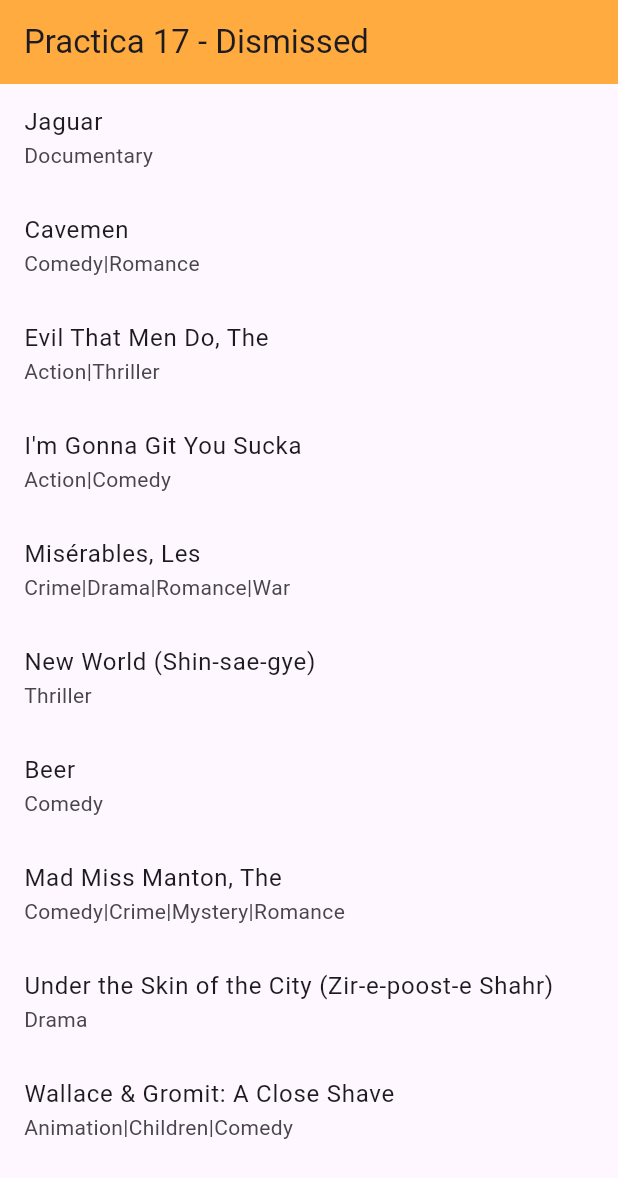
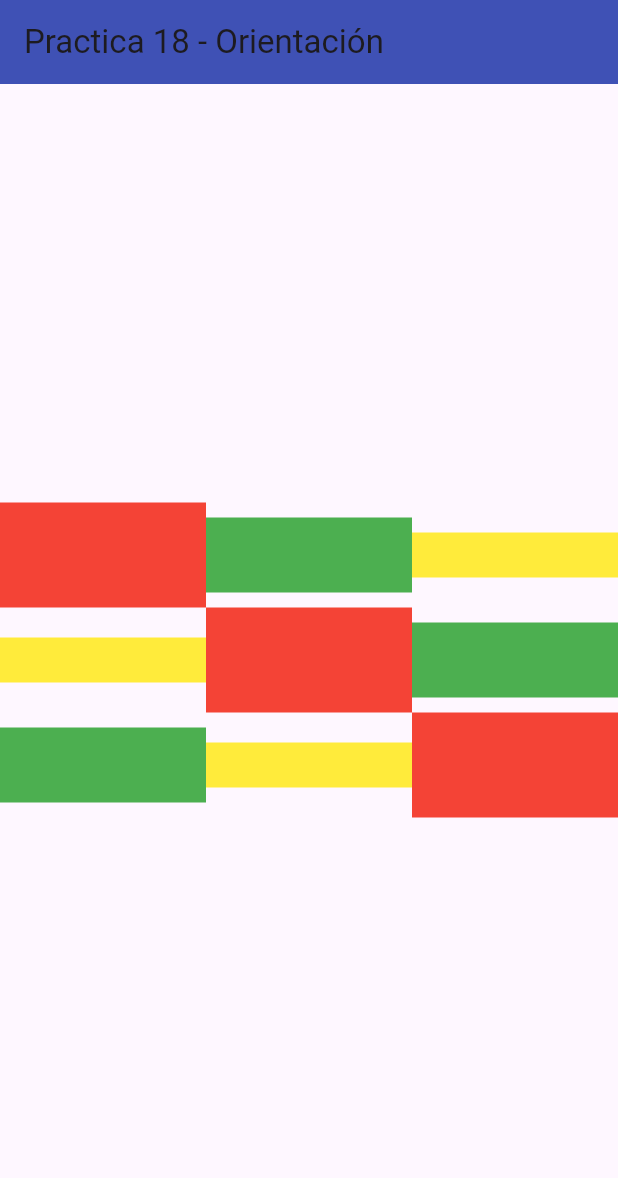
Before and after one commit to JonaPadilla22/computoNube_Padilla, a Flutter app: the screen it shows after launch, on a phone screen of 412 x 824 dp. Shown: the top 1178 px of the screen. Run offline on Flutter 3.47's test engine with Material 3 defaults, Android fonts, the phone set to English and light mode, and no system bars; drawn by our look-alikes of flutter_slidable.

Commit message:
practica_18

```diff
--- a/lib/data/movies.dart
+++ /dev/null
@@ -1,10 +0,0 @@
-final List<Map<String, dynamic>> movies = [{"id":1,"title_name":"Jaguar","Genres":"Documentary","image":"http://dummyimage.com/250x106.png/dddddd/000000"},
-{"id":2,"title_name":"Cavemen","Genres":"Comedy|Romance","image":"http://dummyimage.com/199x194.png/dddddd/000000"},
-{"id":3,"title_name":"Evil That Men Do, The","Genres":"Action|Thriller","image":"http://dummyimage.com/194x242.png/cc0000/ffffff"},
-{"id":4,"title_name":"I'm Gonna Git You Sucka","Genres":"Action|Comedy","image":"http://dummyimage.com/138x214.png/cc0000/ffffff"},
-{"id":5,"title_name":"Misérables, Les","Genres":"Crime|Drama|Romance|War","image":"http://dummyimage.com/136x213.png/cc0000/ffffff"},
-{"id":6,"title_name":"New World (Shin-sae-gye)","Genres":"Thriller","image":"http://dummyimage.com/170x137.png/ff4444/ffffff"},
-{"id":7,"title_name":"Beer","Genres":"Comedy","image":"http://dummyimage.com/227x166.png/dddddd/000000"},
-{"id":8,"title_name":"Mad Miss Manton, The","Genres":"Comedy|Crime|Mystery|Romance","image":"http://dummyimage.com/224x216.png/cc0000/ffffff"},
-{"id":9,"title_name":"Under the Skin of the City (Zir-e-poost-e Shahr)","Genres":"Drama","image":"http://dummyimage.com/219x203.png/5fa2dd/ffffff"},
-{"id":10,"title_name":"Wallace & Gromit: A Close Shave","Genres":"Animation|Children|Comedy","image":"http://dummyimage.com/169x209.png/ff4444/ffffff"}];
--- a/lib/main.dart
+++ b/lib/main.dart
@@ -1,12 +1,19 @@
-import 'package:computonube_padilla/src/listview_page.dart';
+import 'package:computonube_padilla/src/table_page.dart';
 import 'package:flutter/material.dart';
-void main() => runApp(MyApp());
+import 'package:flutter/services.dart';
+void main() {
+  WidgetsFlutterBinding.ensureInitialized();
+  SystemChrome.setPreferredOrientations(
+    [DeviceOrientation.portraitUp, DeviceOrientation.portraitDown]
+  );
+  runApp(MyApp());
+}
 class MyApp extends StatelessWidget {
   @override
   Widget build(BuildContext context) {
     return MaterialApp(
-      title: 'Practica 17',
-      home: ListViewPage(),
+      title: 'Practica 18',
+      home: TablePage(),
       debugShowCheckedModeBanner: false
     );
   }
--- a/lib/src/listview_page.dart
+++ /dev/null
@@ -1,82 +0,0 @@
-import 'package:flutter/material.dart';
-import 'package:computonube_padilla/data/movies.dart';
-import 'package:flutter_slidable/flutter_slidable.dart';
-
-class ListViewPage extends StatefulWidget {
-  const ListViewPage({super.key});
-
-  @override
-  State<ListViewPage> createState() => _ListViewPageState();
-}
-
-class _ListViewPageState extends State<ListViewPage> {
-  List<Map<String, dynamic>> pelis = [...movies];
-
-  @override
-  Widget build(BuildContext context) {
-    return Scaffold(
-      appBar: AppBar(
-        title: Text("Practica 17 - Dismissed"),
-        backgroundColor: Colors.orangeAccent,
-      ),
-      body: ListView.builder(
-        itemCount: pelis.length,
-        itemBuilder: (BuildContext context, int index){
-          final item = pelis[index];
-          return Slidable(
-            key: const ValueKey(0),
-            child: ListTile(
-              title: Text(item['title_name']),
-              subtitle: Text(item['Genres'])
-            ),
-            startActionPane: ActionPane(
-              motion: const ScrollMotion(),
-              dismissible: DismissiblePane(onDismissed: () {}),
-              children: [
-                SlidableAction(
-                  onPressed: (BuildContext context) {
-                    onDismissed(index, 'Agregar');
-                  },
-                  backgroundColor: Colors.green,
-                  foregroundColor: Colors.white,
-                  icon: Icons.library_add,
-                  label: 'Agregar',
-                )
-              ],
-            ),
-            endActionPane: ActionPane(
-              motion: ScrollMotion(),
-              children: [
-                SlidableAction(
-                  flex: 2,
-                  onPressed: (BuildContext context) {
-                    onDismissed(index, 'Eliminar');
-                  },
-                  backgroundColor: Colors.red,
-                  foregroundColor: Colors.white,
-                  icon: Icons.archive,
-                  label: 'Eliminar',
-                )
-              ],
-            ),
-          );
-        }
-      ),
-    );
-  }
-
-  onDismissed(int index, String accion){
-    setState(() {
-      final _snackBar = SnackBar(content: Text('Accion: $accion'));
-      pelis.removeAt(index);
-      switch (accion) {
-        case 'Agregar':
-          ScaffoldMessenger.of(context).showSnackBar(_snackBar);
-          break;
-        case 'Eliminar':
-          ScaffoldMessenger.of(context).showSnackBar(_snackBar);
-          break;
-      }
-    });
-  }
-}
--- /dev/null
+++ b/lib/src/table_page.dart
@@ -0,0 +1,78 @@
+import 'package:flutter/material.dart';
+
+class TablePage extends StatelessWidget {
+  @override
+  Widget build(BuildContext context) {
+    return Scaffold(
+      appBar: AppBar(
+        title: Text('Practica 18 - Orientación'),
+        backgroundColor: Colors.indigo,
+      ),
+      body: Center(
+        child: Table(
+          defaultVerticalAlignment: TableCellVerticalAlignment.middle,
+          columnWidths: {
+
+          },
+          children: [
+            TableRow(children: [
+              RectangleLarge(),
+              RectangleMedium(),
+              RectangleSmall(),
+            ]),
+            TableRow(children: [
+              RectangleSmall(),
+              RectangleLarge(),
+              RectangleMedium(),
+            ]),
+            TableRow(children: [
+              RectangleMedium(),
+              RectangleSmall(),
+              RectangleLarge(),
+            ])
+          ],
+        ),
+      ),
+    );
+  }
+
+}
+
+class RectangleLarge extends StatelessWidget {
+  @override
+  Widget build(BuildContext context) {
+    return Container(
+      height: 70,
+      width: 70,
+      decoration: BoxDecoration(
+        color: Colors.red
+      ),
+    );
+  }
+}
+
+class RectangleMedium extends StatelessWidget {
+  @override
+  Widget build(BuildContext context) {
+    return Container(
+      height: 50,
+      width: 50,
+      decoration: BoxDecoration(
+        color: Colors.green
+      ),
+    );
+  }
+}
+
+class RectangleSmall extends StatelessWidget {
+  @override
+  Widget build(BuildContext context) {
+    return Container(
+      height: 30,
+      width: 30,
+      decoration: BoxDecoration(
+        color: Colors.yellow
+      ),
+    );
+  }
+}
```
